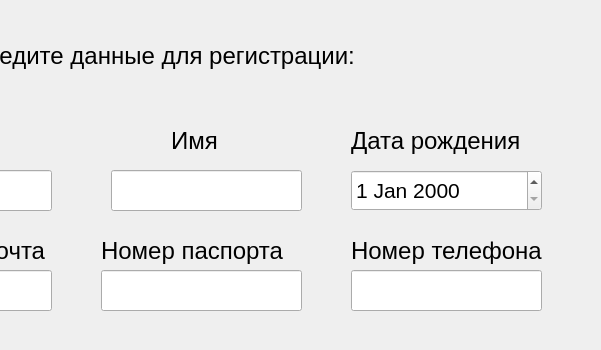
Qt form src/ui/registrate.ui (prianechka/DB-Coursework) before a commit; both pictures show x 199 to 800 and y 0 to 350 of the 800 by 624 pixel window.
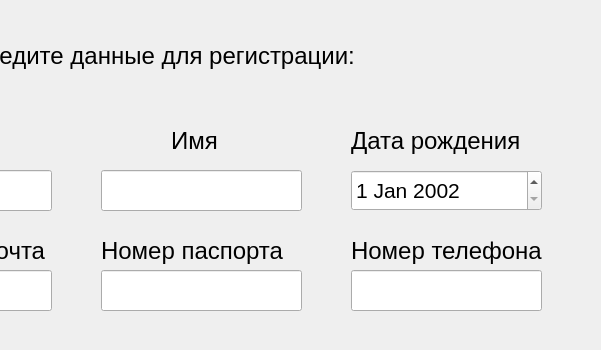
The same form after that commit.

Diff of the .ui file:
```diff
--- a/src/ui/registrate.ui
+++ b/src/ui/registrate.ui
@@ -212,9 +212,9 @@
    <widget class="QLineEdit" name="nameEdit">
     <property name="geometry">
      <rect>
-      <x>310</x>
+      <x>300</x>
       <y>170</y>
-      <width>191</width>
+      <width>201</width>
       <height>41</height>
      </rect>
     </property>
@@ -313,6 +313,13 @@
       <pointsize>16</pointsize>
      </font>
     </property>
+    <property name="date">
+     <date>
+      <year>2002</year>
+      <month>1</month>
+      <day>1</day>
+     </date>
+    </property>
    </widget>
    <widget class="QPushButton" name="exitButton">
     <property name="geometry">
```
